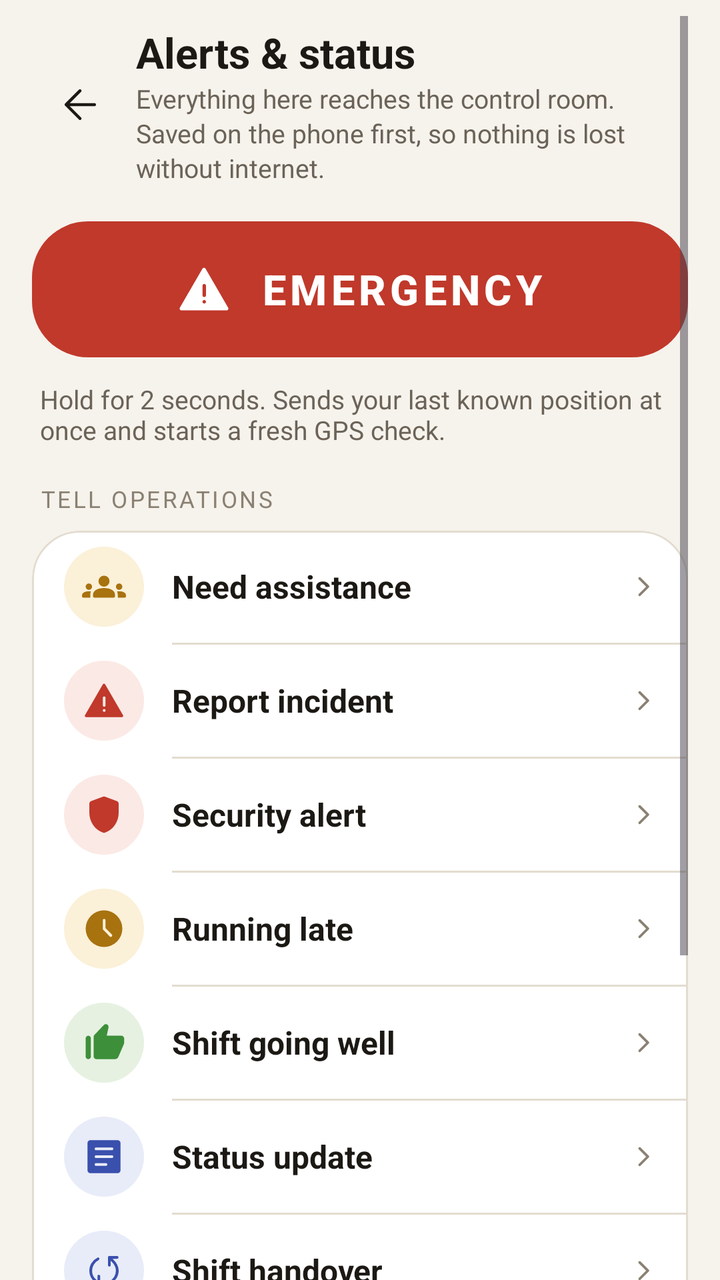
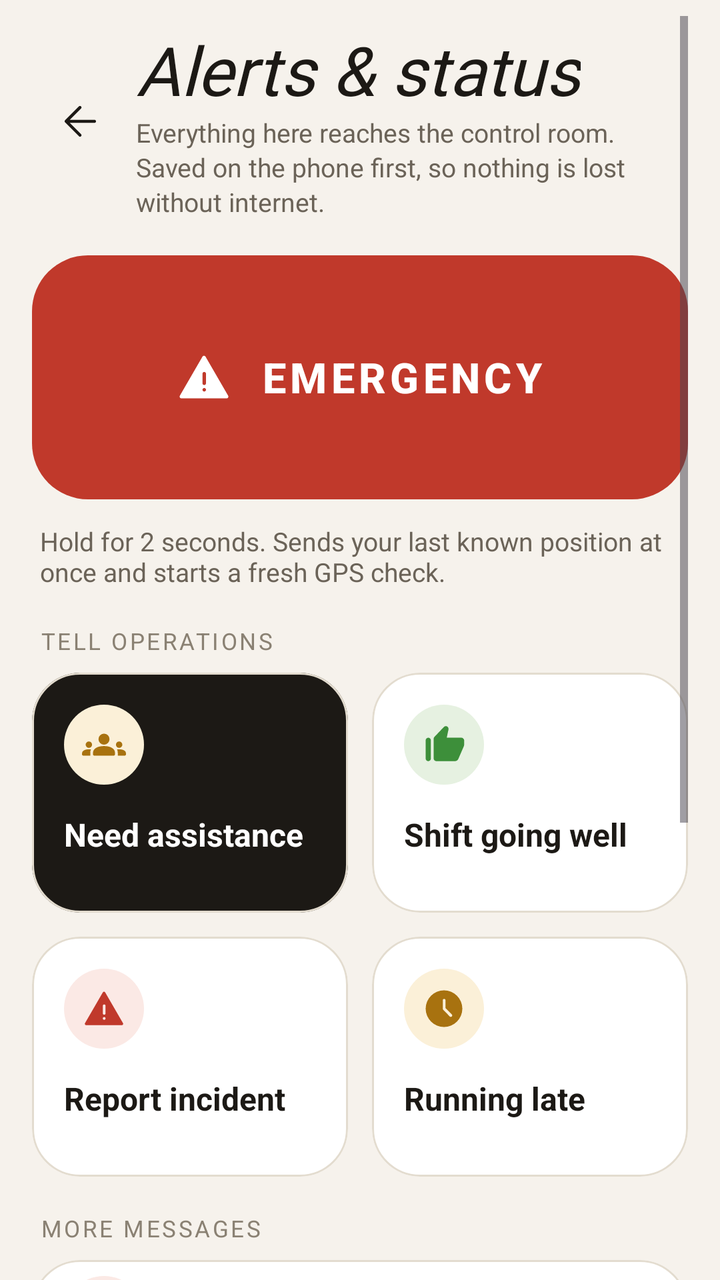

The first picture is an Android layout as it rendered before a commit; the second is the same layout after the commit. The layout source and the unified diff follow.
<!-- AndroidManifest.xml: application theme Theme.Gateway -->
<!-- res/layout/activity_alerts.xml -->
<?xml version="1.0" encoding="utf-8"?>
<ScrollView xmlns:android="http://schemas.android.com/apk/res/android"
    xmlns:app="http://schemas.android.com/apk/res-auto"
    android:layout_width="match_parent" android:layout_height="match_parent" android:background="@color/surface2" android:clipToPadding="false"
    android:paddingStart="16dp" android:paddingEnd="16dp" android:paddingTop="8dp" android:paddingBottom="24dp">
    <LinearLayout android:layout_width="match_parent" android:layout_height="wrap_content" android:orientation="vertical">
        <LinearLayout android:layout_width="match_parent" android:layout_height="wrap_content" android:orientation="horizontal" android:gravity="center_vertical" android:paddingTop="4dp">
            <ImageButton android:id="@+id/back" android:layout_width="48dp" android:layout_height="48dp" android:background="?attr/selectableItemBackgroundBorderless" android:src="@drawable/ic_back" app:tint="@color/ink" android:contentDescription="@string/back" />
            <LinearLayout android:layout_width="0dp" android:layout_weight="1" android:layout_height="wrap_content" android:orientation="vertical" android:layout_marginStart="4dp">
                <TextView style="@style/Headline" android:layout_width="wrap_content" android:layout_height="wrap_content" android:text="@string/alerts_title" />
                <TextView style="@style/Body" android:layout_width="wrap_content" android:layout_height="wrap_content" android:text="@string/alerts_intro" android:textSize="13sp" />
            </LinearLayout>
        </LinearLayout>

        <com.google.android.material.button.MaterialButton android:id="@+id/emergency" style="@style/Button.Emergency" android:layout_width="match_parent" android:layout_height="wrap_content" android:layout_marginTop="14dp" android:text="@string/emergency_button" app:icon="@drawable/ic_warning" />
        <TextView android:layout_width="wrap_content" android:layout_height="wrap_content" android:layout_marginTop="8dp" android:paddingStart="4dp" android:paddingEnd="4dp" android:text="@string/emergency_long_hint" android:textColor="@color/ink2" android:textSize="13sp" />
        <TextView android:id="@+id/feedback" android:layout_width="match_parent" android:layout_height="wrap_content" android:layout_marginTop="10dp" android:background="@drawable/bg_banner_green" android:padding="14dp" android:textColor="@color/ink" android:textSize="14sp" android:visibility="gone" />

        <TextView style="@style/Label" android:layout_width="wrap_content" android:layout_height="wrap_content" android:layout_marginTop="18dp" android:paddingStart="4dp" android:text="@string/alerts_quick_label" />
        <com.google.android.material.card.MaterialCardView android:layout_width="match_parent" android:layout_height="wrap_content" android:layout_marginTop="8dp">
            <LinearLayout android:layout_width="match_parent" android:layout_height="wrap_content" android:orientation="vertical">
                <LinearLayout android:id="@+id/assistance" style="@style/ActionRow"><FrameLayout style="@style/ActionIconWrap" android:background="@drawable/circle_amber_soft"><ImageView style="@style/ActionIcon" android:src="@drawable/ic_people" app:tint="@color/warn_strong" /></FrameLayout><TextView style="@style/ActionText" android:text="@string/alert_assistance" /><ImageView style="@style/ActionChevron" /></LinearLayout>
                <View style="@style/RowDivider" />
                <LinearLayout android:id="@+id/incident" style="@style/ActionRow"><FrameLayout style="@style/ActionIconWrap" android:background="@drawable/circle_red_soft"><ImageView style="@style/ActionIcon" android:src="@drawable/ic_alert" app:tint="@color/critical" /></FrameLayout><TextView style="@style/ActionText" android:text="@string/alert_incident" /><ImageView style="@style/ActionChevron" /></LinearLayout>
                <View style="@style/RowDivider" />
                <LinearLayout android:id="@+id/security" style="@style/ActionRow"><FrameLayout style="@style/ActionIconWrap" android:background="@drawable/circle_red_soft"><ImageView style="@style/ActionIcon" android:src="@drawable/ic_shield" app:tint="@color/critical" /></FrameLayout><TextView style="@style/ActionText" android:text="@string/alert_security" /><ImageView style="@style/ActionChevron" /></LinearLayout>
                <View style="@style/RowDivider" />
                <LinearLayout android:id="@+id/late" style="@style/ActionRow"><FrameLayout style="@style/ActionIconWrap" android:background="@drawable/circle_amber_soft"><ImageView style="@style/ActionIcon" android:src="@drawable/ic_clock" app:tint="@color/warn_strong" /></FrameLayout><TextView style="@style/ActionText" android:text="@string/alert_late" /><ImageView style="@style/ActionChevron" /></LinearLayout>
                <View style="@style/RowDivider" />
                <LinearLayout android:id="@+id/ok" style="@style/ActionRow"><FrameLayout style="@style/ActionIconWrap" android:background="@drawable/circle_green_soft"><ImageView style="@style/ActionIcon" android:src="@drawable/ic_thumb_up" app:tint="@color/ok" /></FrameLayout><TextView style="@style/ActionText" android:text="@string/alert_ok" /><ImageView style="@style/ActionChevron" /></LinearLayout>
                <View style="@style/RowDivider" />
                <LinearLayout android:id="@+id/status" style="@style/ActionRow"><FrameLayout style="@style/ActionIconWrap" android:background="@drawable/circle_blue_soft"><ImageView style="@style/ActionIcon" android:src="@drawable/ic_doc" app:tint="@color/info" /></FrameLayout><TextView style="@style/ActionText" android:text="@string/alert_status" /><ImageView style="@style/ActionChevron" /></LinearLayout>
                <View style="@style/RowDivider" />
                <LinearLayout android:id="@+id/handover" style="@style/ActionRow"><FrameLayout style="@style/ActionIconWrap" android:background="@drawable/circle_blue_soft"><ImageView style="@style/ActionIcon" android:src="@drawable/ic_sync" app:tint="@color/info" /></FrameLayout><TextView style="@style/ActionText" android:text="@string/alert_handover" /><ImageView style="@style/ActionChevron" /></LinearLayout>
                <View style="@style/RowDivider" />
                <LinearLayout android:id="@+id/callOps" style="@style/ActionRow"><FrameLayout style="@style/ActionIconWrap" android:background="@drawable/circle_green"><ImageView style="@style/ActionIcon" android:src="@drawable/ic_phone" app:tint="@color/surface" /></FrameLayout><TextView style="@style/ActionText" android:text="@string/alert_call_ops" /><ImageView style="@style/ActionChevron" /></LinearLayout>
            </LinearLayout>
        </com.google.android.material.card.MaterialCardView>

        <TextView style="@style/Label" android:layout_width="wrap_content" android:layout_height="wrap_content" android:layout_marginTop="18dp" android:paddingStart="4dp" android:text="@string/alert_history_label" />
        <com.google.android.material.card.MaterialCardView android:layout_width="match_parent" android:layout_height="wrap_content" android:layout_marginTop="8dp">
            <LinearLayout android:id="@+id/history" android:layout_width="match_parent" android:layout_height="wrap_content" android:orientation="vertical" android:paddingStart="18dp" android:paddingEnd="18dp" android:paddingTop="10dp" android:paddingBottom="14dp" />
        </com.google.android.material.card.MaterialCardView>
        <TextView android:layout_width="wrap_content" android:layout_height="wrap_content" android:layout_marginTop="12dp" android:paddingStart="4dp" android:text="@string/alert_privacy" android:textColor="@color/ink3" android:textSize="12sp" />
    </LinearLayout>
</ScrollView>
<!-- resources referenced by this layout -->
<resources>
  <color name="critical">#C0392B</color>
  <color name="info">#3A50AD</color>
  <color name="ink">#1C1915</color>
  <color name="ink2">#6B6358</color>
  <color name="ink3">#8A8173</color>
  <color name="ok">#3D8F3A</color>
  <color name="surface">#FFFFFF</color>
  <color name="surface2">#F6F2EC</color>
  <color name="warn_strong">#A8720F</color>
  <!-- drawable bg_banner_green (drawable) -->
  <shape xmlns:android="http://schemas.android.com/apk/res/android" android:shape="rectangle"><solid android:color="@color/ok_soft"/><corners android:radius="12dp"/></shape>
  <!-- drawable circle_amber_soft (drawable) -->
  <shape xmlns:android="http://schemas.android.com/apk/res/android" android:shape="oval"><solid android:color="@color/warn_soft"/></shape>
  <!-- drawable circle_blue_soft (drawable) -->
  <shape xmlns:android="http://schemas.android.com/apk/res/android" android:shape="oval"><solid android:color="@color/info_soft"/></shape>
  <!-- drawable circle_green (drawable) -->
  <shape xmlns:android="http://schemas.android.com/apk/res/android" android:shape="oval"><solid android:color="@color/ok"/></shape>
  <!-- drawable circle_green_soft (drawable) -->
  <shape xmlns:android="http://schemas.android.com/apk/res/android" android:shape="oval"><solid android:color="@color/ok_soft"/></shape>
  <!-- drawable circle_red_soft (drawable) -->
  <shape xmlns:android="http://schemas.android.com/apk/res/android" android:shape="oval"><solid android:color="@color/critical_soft"/></shape>
  <string name="alert_assistance">Need assistance</string>
  <string name="alert_call_ops">Call operations</string>
  <string name="alert_handover">Shift handover</string>
  <string name="alert_history_label">Sent from this phone</string>
  <string name="alert_incident">Report incident</string>
  <string name="alert_late">Running late</string>
  <string name="alert_ok">Shift going well</string>
  <string name="alert_privacy">Alerts carry your last known position and the message you type. Nothing else.</string>
  <string name="alert_security">Security alert</string>
  <string name="alert_status">Status update</string>
  <string name="alerts_intro">Everything here reaches the control room. Saved on the phone first, so nothing is lost without internet.</string>
  <string name="alerts_quick_label">Tell operations</string>
  <string name="alerts_title">Alerts &amp; status</string>
  <string name="back">Back</string>
  <string name="emergency_button">EMERGENCY</string>
  <string name="emergency_long_hint">Hold for 2 seconds. Sends your last known position at once and starts a fresh GPS check.</string>
  <style name="ActionIconWrap">
          <item name="android:layout_width">40dp</item>
          <item name="android:layout_height">40dp</item>
      </style>
  <style name="Body">
          <item name="android:textSize">14sp</item>
          <item name="android:textColor">@color/ink2</item>
          <item name="android:lineSpacingExtra">2dp</item>
      </style>
  <style name="Headline">
          <item name="android:textSize">21sp</item>
          <item name="android:textColor">@color/ink</item>
          <item name="android:textStyle">bold</item>
      </style>
  <color name="ok_soft">#E6F1E1</color>
  <color name="warn_soft">#FBF0D8</color>
  <color name="info_soft">#E8ECF8</color>
  <color name="critical_soft">#FBE9E5</color>
  <color name="critical_solid">#C0392B</color>
  <color name="white">#FFFFFF</color>
  <color name="critical_strong">#9C1F12</color>
  <color name="line">#E3DCCF</color>
  <color name="accent">#C97221</color>
  <color name="on_accent">#1A1008</color>
  <color name="accent_soft">#FBEFE0</color>
  <color name="accent_strong">#A85A12</color>
  <color name="surface3">#ECE6DC</color>
  <color name="line_strong">#CFC6B6</color>
  <!-- unchanged entries left out for length: 23 -->
</resources>

<!-- the commit's change to res/layout/activity_alerts.xml (unified diff, before → after) -->
@@ -7,27 +7,49 @@
         <LinearLayout android:layout_width="match_parent" android:layout_height="wrap_content" android:orientation="horizontal" android:gravity="center_vertical" android:paddingTop="4dp">
             <ImageButton android:id="@+id/back" android:layout_width="48dp" android:layout_height="48dp" android:background="?attr/selectableItemBackgroundBorderless" android:src="@drawable/ic_back" app:tint="@color/ink" android:contentDescription="@string/back" />
             <LinearLayout android:layout_width="0dp" android:layout_weight="1" android:layout_height="wrap_content" android:orientation="vertical" android:layout_marginStart="4dp">
-                <TextView style="@style/Headline" android:layout_width="wrap_content" android:layout_height="wrap_content" android:text="@string/alerts_title" />
+                <TextView style="@style/Display" android:layout_width="wrap_content" android:layout_height="wrap_content" android:text="@string/alerts_title" />
                 <TextView style="@style/Body" android:layout_width="wrap_content" android:layout_height="wrap_content" android:text="@string/alerts_intro" android:textSize="13sp" />
             </LinearLayout>
         </LinearLayout>
 
-        <com.google.android.material.button.MaterialButton android:id="@+id/emergency" style="@style/Button.Emergency" android:layout_width="match_parent" android:layout_height="wrap_content" android:layout_marginTop="14dp" android:text="@string/emergency_button" app:icon="@drawable/ic_warning" />
+        <com.google.android.material.button.MaterialButton android:id="@+id/emergency" style="@style/Button.Emergency" android:layout_width="match_parent" android:layout_height="wrap_content" android:minHeight="130dp" android:layout_marginTop="14dp" android:text="@string/emergency_button" app:icon="@drawable/ic_warning" />
         <TextView android:layout_width="wrap_content" android:layout_height="wrap_content" android:layout_marginTop="8dp" android:paddingStart="4dp" android:paddingEnd="4dp" android:text="@string/emergency_long_hint" android:textColor="@color/ink2" android:textSize="13sp" />
         <TextView android:id="@+id/feedback" android:layout_width="match_parent" android:layout_height="wrap_content" android:layout_marginTop="10dp" android:background="@drawable/bg_banner_green" android:padding="14dp" android:textColor="@color/ink" android:textSize="14sp" android:visibility="gone" />
 
         <TextView style="@style/Label" android:layout_width="wrap_content" android:layout_height="wrap_content" android:layout_marginTop="18dp" android:paddingStart="4dp" android:text="@string/alerts_quick_label" />
+        
+        <LinearLayout android:layout_width="match_parent" android:layout_height="wrap_content" android:orientation="horizontal" android:layout_marginTop="8dp">
+                <com.google.android.material.card.MaterialCardView android:id="@+id/assistance" android:layout_width="0dp" android:layout_weight="1" android:layout_height="wrap_content" android:layout_marginEnd="6dp" android:layout_marginTop="0dp" android:clickable="true" android:focusable="true" app:cardBackgroundColor="@color/ink" app:cardCornerRadius="24dp">
+                    <LinearLayout android:layout_width="match_parent" android:layout_height="wrap_content" android:minHeight="120dp" android:orientation="vertical" android:padding="16dp">
+                        <FrameLayout style="@style/ActionIconWrap" android:background="@drawable/circle_amber_soft"><ImageView style="@style/ActionIcon" android:src="@drawable/ic_people" app:tint="@color/warn_strong" /></FrameLayout>
+                        <TextView android:layout_width="match_parent" android:layout_height="wrap_content" android:layout_marginTop="14dp" android:text="@string/alert_assistance" android:textColor="@color/surface" android:textSize="16sp" android:textStyle="bold" />
+                    </LinearLayout>
+                </com.google.android.material.card.MaterialCardView>
+                <com.google.android.material.card.MaterialCardView android:id="@+id/ok" android:layout_width="0dp" android:layout_weight="1" android:layout_height="wrap_content" android:layout_marginStart="6dp" android:layout_marginTop="0dp" android:clickable="true" android:focusable="true" app:cardBackgroundColor="@color/surface" app:cardCornerRadius="24dp">
+                    <LinearLayout android:layout_width="match_parent" android:layout_height="wrap_content" android:minHeight="120dp" android:orientation="vertical" android:padding="16dp">
+                        <FrameLayout style="@style/ActionIconWrap" android:background="@drawable/circle_green_soft"><ImageView style="@style/ActionIcon" android:src="@drawable/ic_thumb_up" app:tint="@color/ok" /></FrameLayout>
+                        <TextView android:layout_width="match_parent" android:layout_height="wrap_content" android:layout_marginTop="14dp" android:text="@string/alert_ok" android:textColor="@color/ink" android:textSize="16sp" android:textStyle="bold" />
+                    </LinearLayout>
+                </com.google.android.material.card.MaterialCardView>
+        </LinearLayout>
+        <LinearLayout android:layout_width="match_parent" android:layout_height="wrap_content" android:orientation="horizontal" android:layout_marginTop="12dp">
+                <com.google.android.material.card.MaterialCardView android:id="@+id/incident" android:layout_width="0dp" android:layout_weight="1" android:layout_height="wrap_content" android:layout_marginEnd="6dp" android:layout_marginTop="0dp" android:clickable="true" android:focusable="true" app:cardBackgroundColor="@color/surface" app:cardCornerRadius="24dp">
+                    <LinearLayout android:layout_width="match_parent" android:layout_height="wrap_content" android:minHeight="120dp" android:orientation="vertical" android:padding="16dp">
+                        <FrameLayout style="@style/ActionIconWrap" android:background="@drawable/circle_red_soft"><ImageView style="@style/ActionIcon" android:src="@drawable/ic_alert" app:tint="@color/critical" /></FrameLayout>
+                        <TextView android:layout_width="match_parent" android:layout_height="wrap_content" android:layout_marginTop="14dp" android:text="@string/alert_incident" android:textColor="@color/ink" android:textSize="16sp" android:textStyle="bold" />
+                    </LinearLayout>
+                </com.google.android.material.card.MaterialCardView>
+                <com.google.android.material.card.MaterialCardView android:id="@+id/late" android:layout_width="0dp" android:layout_weight="1" android:layout_height="wrap_content" android:layout_marginStart="6dp" android:layout_marginTop="0dp" android:clickable="true" android:focusable="true" app:cardBackgroundColor="@color/surface" app:cardCornerRadius="24dp">
+                    <LinearLayout android:layout_width="match_parent" android:layout_height="wrap_content" android:minHeight="120dp" android:orientation="vertical" android:padding="16dp">
+                        <FrameLayout style="@style/ActionIconWrap" android:background="@drawable/circle_amber_soft"><ImageView style="@style/ActionIcon" android:src="@drawable/ic_clock" app:tint="@color/warn_strong" /></FrameLayout>
+                        <TextView android:layout_width="match_parent" android:layout_height="wrap_content" android:layout_marginTop="14dp" android:text="@string/alert_late" android:textColor="@color/ink" android:textSize="16sp" android:textStyle="bold" />
+                    </LinearLayout>
+                </com.google.android.material.card.MaterialCardView>
+        </LinearLayout>
+        <TextView style="@style/Label" android:layout_width="wrap_content" android:layout_height="wrap_content" android:layout_marginTop="18dp" android:paddingStart="4dp" android:text="@string/alerts_more_label" />
         <com.google.android.material.card.MaterialCardView android:layout_width="match_parent" android:layout_height="wrap_content" android:layout_marginTop="8dp">
             <LinearLayout android:layout_width="match_parent" android:layout_height="wrap_content" android:orientation="vertical">
-                <LinearLayout android:id="@+id/assistance" style="@style/ActionRow"><FrameLayout style="@style/ActionIconWrap" android:background="@drawable/circle_amber_soft"><ImageView style="@style/ActionIcon" android:src="@drawable/ic_people" app:tint="@color/warn_strong" /></FrameLayout><TextView style="@style/ActionText" android:text="@string/alert_assistance" /><ImageView style="@style/ActionChevron" /></LinearLayout>
-                <View style="@style/RowDivider" />
-                <LinearLayout android:id="@+id/incident" style="@style/ActionRow"><FrameLayout style="@style/ActionIconWrap" android:background="@drawable/circle_red_soft"><ImageView style="@style/ActionIcon" android:src="@drawable/ic_alert" app:tint="@color/critical" /></FrameLayout><TextView style="@style/ActionText" android:text="@string/alert_incident" /><ImageView style="@style/ActionChevron" /></LinearLayout>
-                <View style="@style/RowDivider" />
                 <LinearLayout android:id="@+id/security" style="@style/ActionRow"><FrameLayout style="@style/ActionIconWrap" android:background="@drawable/circle_red_soft"><ImageView style="@style/ActionIcon" android:src="@drawable/ic_shield" app:tint="@color/critical" /></FrameLayout><TextView style="@style/ActionText" android:text="@string/alert_security" /><ImageView style="@style/ActionChevron" /></LinearLayout>
-                <View style="@style/RowDivider" />
-                <LinearLayout android:id="@+id/late" style="@style/ActionRow"><FrameLayout style="@style/ActionIconWrap" android:background="@drawable/circle_amber_soft"><ImageView style="@style/ActionIcon" android:src="@drawable/ic_clock" app:tint="@color/warn_strong" /></FrameLayout><TextView style="@style/ActionText" android:text="@string/alert_late" /><ImageView style="@style/ActionChevron" /></LinearLayout>
-                <View style="@style/RowDivider" />
-                <LinearLayout android:id="@+id/ok" style="@style/ActionRow"><FrameLayout style="@style/ActionIconWrap" android:background="@drawable/circle_green_soft"><ImageView style="@style/ActionIcon" android:src="@drawable/ic_thumb_up" app:tint="@color/ok" /></FrameLayout><TextView style="@style/ActionText" android:text="@string/alert_ok" /><ImageView style="@style/ActionChevron" /></LinearLayout>
                 <View style="@style/RowDivider" />
                 <LinearLayout android:id="@+id/status" style="@style/ActionRow"><FrameLayout style="@style/ActionIconWrap" android:background="@drawable/circle_blue_soft"><ImageView style="@style/ActionIcon" android:src="@drawable/ic_doc" app:tint="@color/info" /></FrameLayout><TextView style="@style/ActionText" android:text="@string/alert_status" /><ImageView style="@style/ActionChevron" /></LinearLayout>
                 <View style="@style/RowDivider" />
<!-- resource entries referenced after the edit -->
@@ -32,6 +32,7 @@
   <string name="alert_security">Security alert</string>
   <string name="alert_status">Status update</string>
   <string name="alerts_intro">Everything here reaches the control room. Saved on the phone first, so nothing is lost without internet.</string>
+  <string name="alerts_more_label">More messages</string>
   <string name="alerts_quick_label">Tell operations</string>
   <string name="alerts_title">Alerts &amp; status</string>
   <string name="back">Back</string>
@@ -46,10 +47,12 @@
           <item name="android:textColor">@color/ink2</item>
           <item name="android:lineSpacingExtra">2dp</item>
       </style>
-  <style name="Headline">
-          <item name="android:textSize">21sp</item>
+  <style name="Display">
+          <item name="android:textSize">34sp</item>
           <item name="android:textColor">@color/ink</item>
-          <item name="android:textStyle">bold</item>
+          <item name="android:fontFamily">@font/display</item>
+          <item name="android:textStyle">italic</item>
+          <item name="android:lineSpacingMultiplier">0.95</item>
       </style>
   <color name="ok_soft">#E6F1E1</color>
   <color name="warn_soft">#FBF0D8</color>
